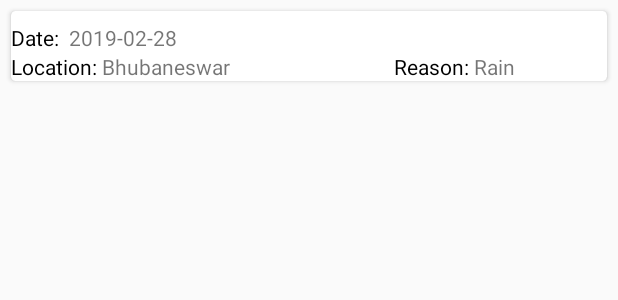
After one commit to souravpaul8/MoRTH, an Android app: the layout hindrance_single_row.xml on its own in the app's theme, with its tools: preview values and no code run, on a phone screen of 412 x 824 dp. The commit adds this screen. Shown: the top 300 px of the screen. Run offline under Robolectric (Android 15) with nearby library versions, the phone set to English and light mode, and no system bars.

Commit message:
Implemented Saved Data in RecyclerView

```diff
--- a/app/src/main/AndroidManifest.xml
+++ b/app/src/main/AndroidManifest.xml
@@ -14,7 +14,8 @@
         android:supportsRtl="true"
         android:theme="@style/AppTheme"
         android:usesCleartextTraffic="true">
-        <activity android:name=".OtherUploadActivity"></activity>
+        <activity android:name=".SavedHindrancesListActivity"></activity>
+        <activity android:name=".OtherUploadActivity" />
         <activity android:name=".WeatherHindranceActivity" />
         <activity android:name=".EnterTenderDetailsActivity" />
         <activity android:name=".HomeActivity" />
--- /dev/null
+++ b/app/src/main/res/layout/hindrance_single_row.xml
@@ -0,0 +1,86 @@
+<?xml version="1.0" encoding="utf-8"?>
+<android.support.v7.widget.CardView xmlns:android="http://schemas.android.com/apk/res/android"
+    xmlns:app="http://schemas.android.com/apk/res-auto"
+    android:layout_width="match_parent"
+    android:layout_height="wrap_content"
+    android:layout_margin="7dp"
+    android:elevation="200dp"
+    android:orientation="vertical"
+    app:cardCornerRadius="3dp">
+
+    <LinearLayout
+        android:layout_width="match_parent"
+        android:layout_height="match_parent"
+        android:orientation="vertical">
+
+        <LinearLayout
+            android:layout_width="match_parent"
+            android:layout_height="wrap_content"
+            android:layout_marginTop="8dp">
+
+            <TextView
+                android:layout_width="wrap_content"
+                android:layout_height="wrap_content"
+                android:text="Date:  "
+                android:textColor="#000000" />
+
+            <TextView
+                android:id="@+id/date"
+                android:layout_width="wrap_content"
+                android:layout_height="wrap_content"
+                android:text="2019-02-28" />
+
+        </LinearLayout>
+
+        <LinearLayout
+            android:layout_width="match_parent"
+            android:layout_height="wrap_content"
+            android:baselineAligned="false"
+            android:orientation="horizontal"
+            android:weightSum="2">
+
+            <LinearLayout
+                android:layout_width="wrap_content"
+                android:layout_height="wrap_content"
+                android:layout_weight="1"
+                android:orientation="horizontal">
+
+                <TextView
+                    android:layout_width="wrap_content"
+                    android:layout_height="wrap_content"
+                    android:text="Location: "
+                    android:textColor="#000000" />
+
+                <TextView
+                    android:id="@+id/location"
+                    android:layout_width="wrap_content"
+                    android:layout_height="wrap_content"
+                    android:paddingRight="48dp"
+                    android:text="Bhubaneswar" />
+
+            </LinearLayout>
+
+            <LinearLayout
+                android:layout_width="wrap_content"
+                android:layout_height="wrap_content"
+                android:layout_weight="1"
+                android:orientation="horizontal">
+
+                <TextView
+                    android:layout_width="wrap_content"
+                    android:layout_height="wrap_content"
+                    android:text="Reason: "
+                    android:textColor="#000000" />
+
+                <TextView
+                    android:id="@+id/reason"
+                    android:layout_width="wrap_content"
+                    android:layout_height="wrap_content"
+                    android:text="Rain" />
+            </LinearLayout>
+        </LinearLayout>
+
+    </LinearLayout>
+
+
+</android.support.v7.widget.CardView>
```
Also changed, not shown: app/build.gradle (+10 -0 lines), app/src/main/java/com/thecombatant/morth/HomeActivity.java (+11 -0 lines), app/src/main/java/com/thecombatant/morth/OtherReasonDetails.java (+7 -1 lines), app/src/main/java/com/thecombatant/morth/SavedHindranceData.java (added, +38 -0 lines), app/src/main/java/com/thecombatant/morth/SavedHindrancesListActivity.java (added, +112 -0 lines), app/src/main/java/com/thecombatant/morth/WeatherHindranceActivity.java (+23 -1 lines), app/src/main/res/layout/activity_home.xml (+9 -0 lines), app/src/main/res/layout/activity_saved_hindrances_list.xml (added, +13 -0 lines).
